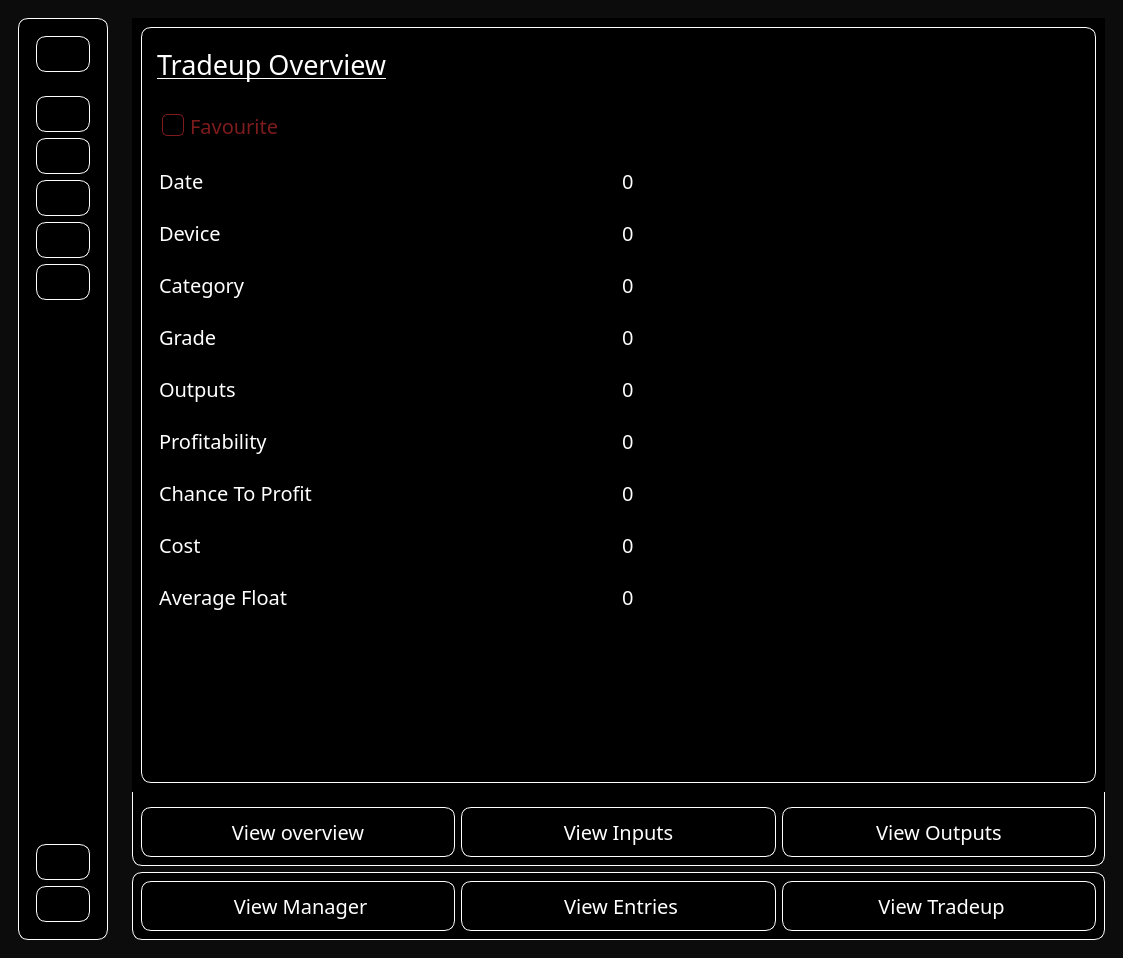
Above: ui/market_engine_client.ui from 1FIL0/Market-Engine-Assets before the change. Below: the same form after it.
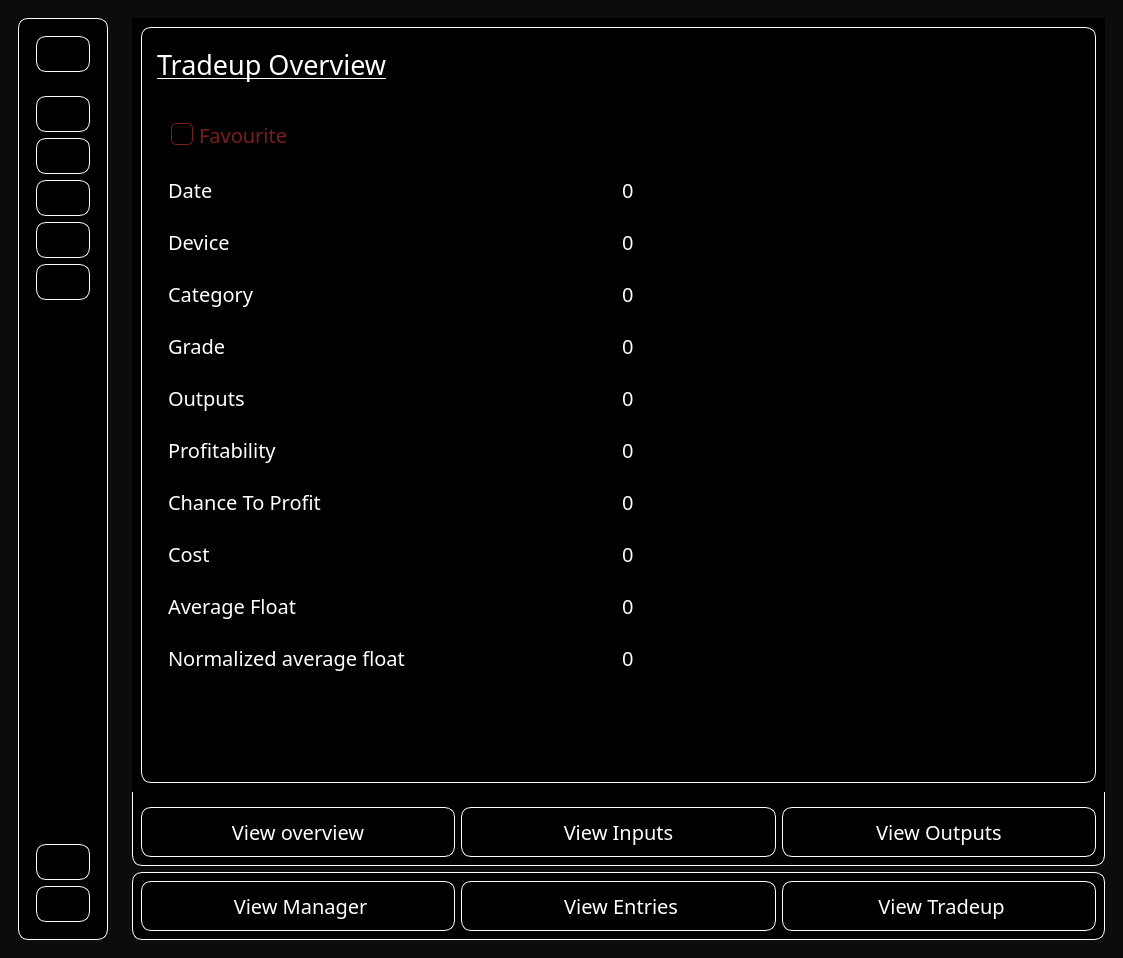
That is the form after the change. The open tabs and pages were chosen to show the change. Icons and pictures are not drawn.

```diff
--- a/ui/market_engine_client.ui
+++ b/ui/market_engine_client.ui
@@ -2381,19 +2381,7 @@
                               <property name="styleSheet">
                                <string notr="true"/>
                               </property>
-                              <layout class="QVBoxLayout" name="verticalLayout_98">
-                               <property name="leftMargin">
-                                <number>0</number>
-                               </property>
-                               <property name="topMargin">
-                                <number>0</number>
-                               </property>
-                               <property name="rightMargin">
-                                <number>0</number>
-                               </property>
-                               <property name="bottomMargin">
-                                <number>0</number>
-                               </property>
+                              <layout class="QVBoxLayout" name="verticalLayout_65">
                                <item>
                                 <widget class="QCheckBox" name="favouriteTradeupCheckbox">
                                  <property name="font">
@@ -2763,6 +2751,45 @@
                                  </layout>
                                 </widget>
                                </item>
+                               <item>
+                                <widget class="QWidget" name="widget_29" native="true">
+                                 <property name="styleSheet">
+                                  <string notr="true">padding: 0</string>
+                                 </property>
+                                 <layout class="QHBoxLayout" name="horizontalLayout_45">
+                                  <item>
+                                   <widget class="QLabel" name="label_30">
+                                    <property name="font">
+                                     <font>
+                                      <family>SystemHud</family>
+                                      <pointsize>15</pointsize>
+                                      <weight>50</weight>
+                                      <bold>false</bold>
+                                     </font>
+                                    </property>
+                                    <property name="text">
+                                     <string>Normalized average float</string>
+                                    </property>
+                                   </widget>
+                                  </item>
+                                  <item>
+                                   <widget class="QLabel" name="tradeupNormalizedAvgFloat">
+                                    <property name="font">
+                                     <font>
+                                      <family>SystemHud</family>
+                                      <pointsize>15</pointsize>
+                                      <weight>50</weight>
+                                      <bold>false</bold>
+                                     </font>
+                                    </property>
+                                    <property name="text">
+                                     <string>0</string>
+                                    </property>
+                                   </widget>
+                                  </item>
+                                 </layout>
+                                </widget>
+                               </item>
                               </layout>
                              </widget>
                             </item>
```
Left out of the diff: 85 changed lines with no effect on the pictures.
